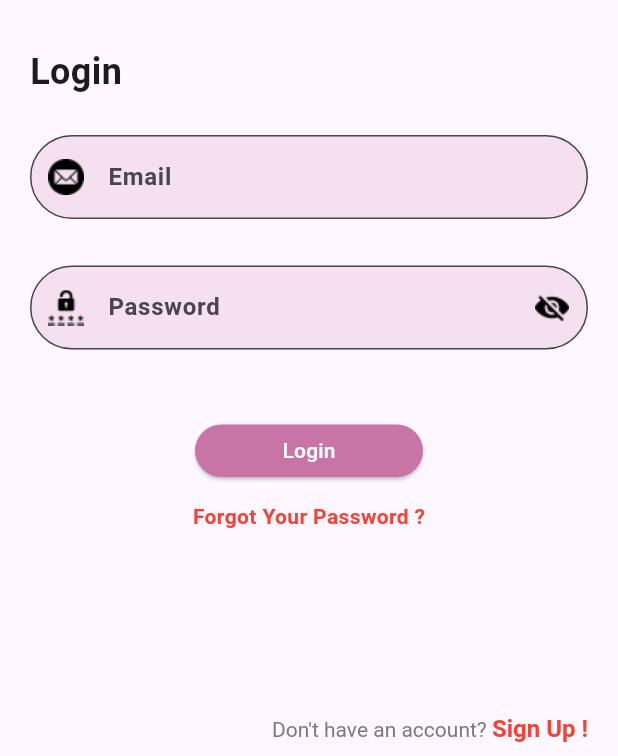
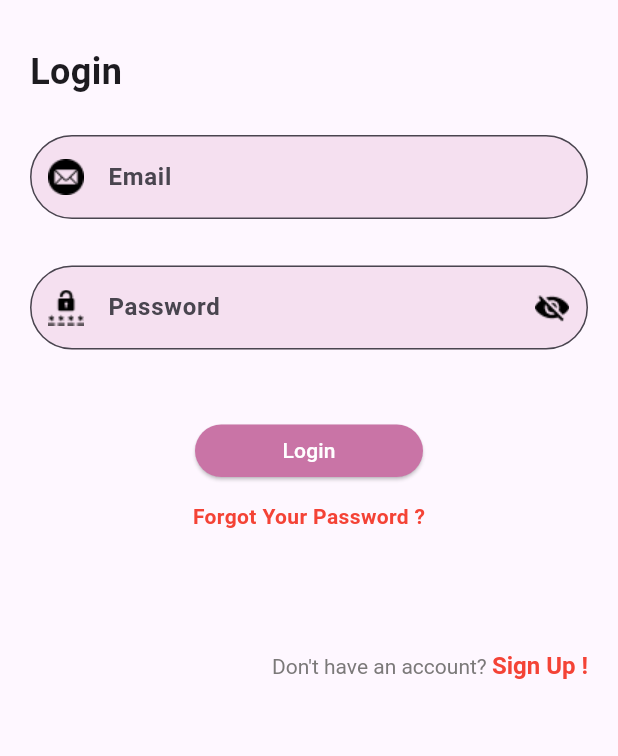
Before and after one commit to Shreyash-Adhikari1/ArtSphere, a Flutter app: the LoginScreen screen opened directly, on a phone screen of 412 x 824 dp, the part 480-1236 px from its top. Run offline on Flutter 3.47's test engine with Material 3 defaults, Android fonts, the light colour scheme and no system bars.

Commit message:
Minor fixes

```diff
--- a/lib/screens/login_screen.dart
+++ b/lib/screens/login_screen.dart
@@ -161,7 +161,7 @@ class _LoginScreenState extends State<LoginScreen> {
                   ),
                 ),
 
-                SizedBox(height: 122),
+                SizedBox(height: 80),
 
                 Align(
                   alignment: Alignment.centerRight,
```
